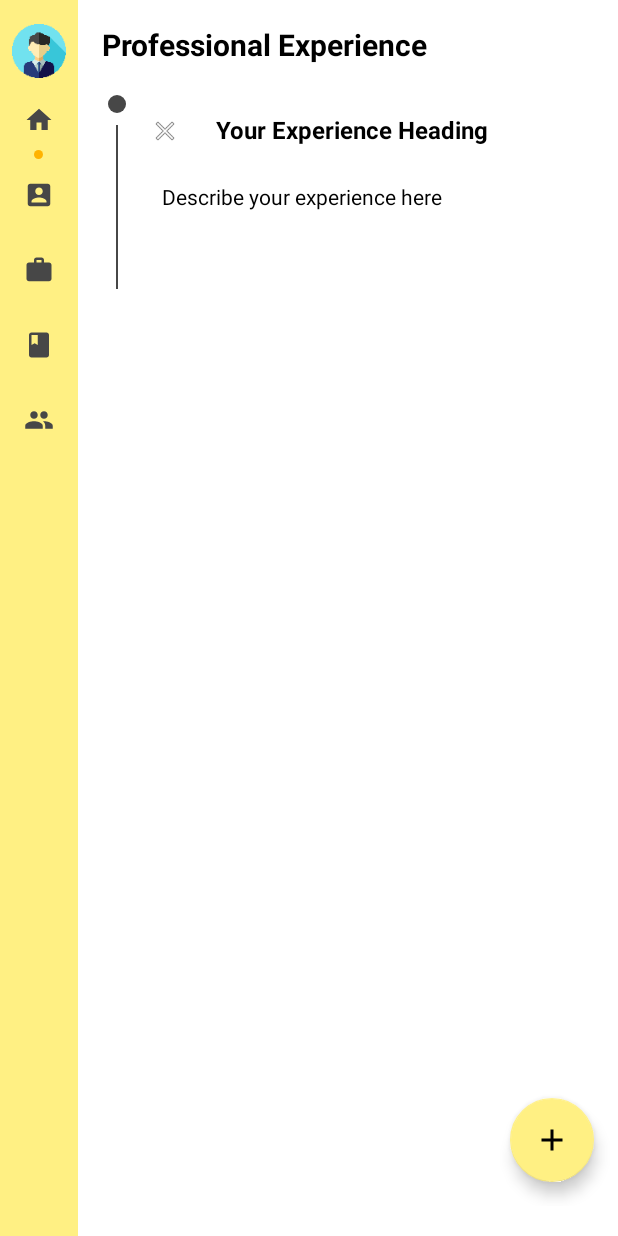
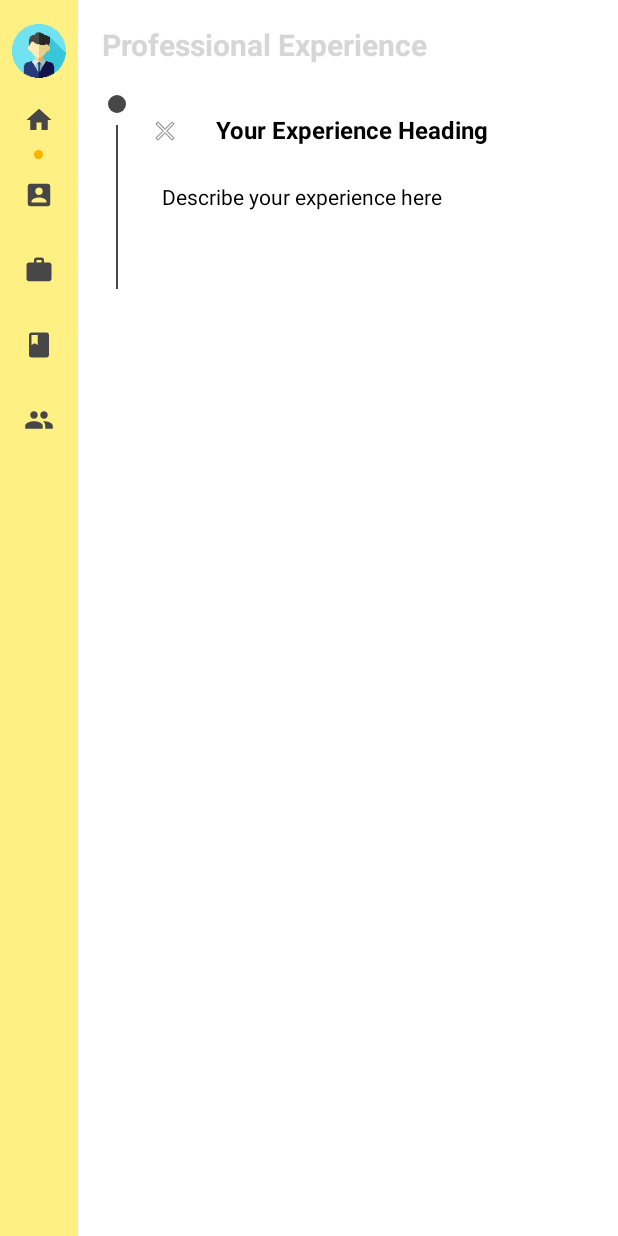
Before and after one commit to DSCKGEC/Resumie, an Android app: the fragment CVFragment placed in its activity, on a phone screen of 412 x 824 dp. Run offline under Robolectric (Android 15) with nearby library versions, the phone set to English and light mode, and no system bars.

Commit message:
Update fragment_c_v.xml

```diff
--- a/app/src/main/res/layout/fragment_c_v.xml
+++ b/app/src/main/res/layout/fragment_c_v.xml
@@ -5,20 +5,21 @@
     android:layout_width="match_parent"
     android:layout_height="match_parent"
     android:background="@color/background_light"
-    android:paddingBottom="20dp"
-    android:scrollbars="vertical"
     tools:context=".CV.CVFragment">
 
     <androidx.recyclerview.widget.RecyclerView
     android:id="@+id/recyclerview_cv"
     android:layout_width="0dp"
-        android:layout_height="wrap_content"
+    android:layout_height="0dp"
     android:layout_marginStart="16dp"
     android:layout_marginTop="16dp"
     android:layout_marginEnd="16dp"
+    android:layout_marginBottom="20dp"
+    app:layout_constraintBottom_toBottomOf="parent"
     app:layout_constraintEnd_toEndOf="parent"
     app:layout_constraintStart_toStartOf="parent"
-        app:layout_constraintTop_toBottomOf="@+id/textView8" />
+    app:layout_constraintTop_toBottomOf="@+id/textView8"
+    app:layoutManager="androidx.recyclerview.widget.LinearLayoutManager" />
 
 <TextView
     android:id="@+id/textView8"
@@ -27,6 +28,7 @@
     android:layout_marginStart="16dp"
     android:layout_marginTop="16dp"
     android:text="@string/professional_experience"
+    android:textColor="@color/textColor"
     android:textSize="20sp"
     android:textStyle="bold"
     app:layout_constraintStart_toStartOf="parent"
@@ -36,7 +38,6 @@
     android:id="@+id/create_cv"
     android:layout_width="wrap_content"
     android:layout_height="wrap_content"
-        android:layout_gravity="end|bottom"
     android:layout_margin="16dp"
     android:contentDescription="submit"
     android:src="@drawable/ic_baseline_add_24"
@@ -46,6 +47,6 @@
     app:layout_constraintHorizontal_bias="1.0"
     app:layout_constraintStart_toStartOf="parent"
     app:layout_constraintTop_toBottomOf="@+id/recyclerview_cv"
-        app:layout_constraintVertical_bias="1.0" />
-
+    app:layout_constraintVertical_bias="1.0"
+    android:onClick="onClickCreateCV" />
 </androidx.constraintlayout.widget.ConstraintLayout>
```
Lines whose indentation alone changed are shown as unchanged.
